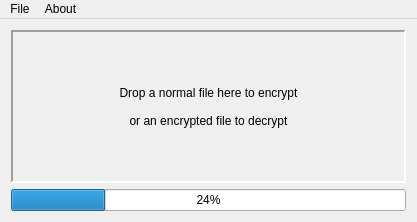
Old version of the form qtgui/mainwindow.ui in the repository Antidote1911/cryptyrust.
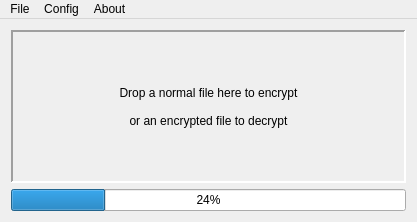
New version of the form. Custom widgets are drawn as their Qt base class.

Diff of the .ui file:
```diff
--- a/qtgui/mainwindow.ui
+++ b/qtgui/mainwindow.ui
@@ -72,7 +72,7 @@
      <x>0</x>
      <y>0</y>
      <width>417</width>
-     <height>20</height>
+     <height>22</height>
     </rect>
    </property>
    <widget class="QMenu" name="menuAbout">
@@ -89,7 +89,21 @@
     <addaction name="menu_Open"/>
     <addaction name="menu_Quit"/>
    </widget>
+   <widget class="QMenu" name="menuConfig">
+    <property name="title">
+     <string>Config</string>
+    </property>
+    <widget class="QMenu" name="menuSkin">
+     <property name="title">
+      <string>Skin</string>
+     </property>
+     <addaction name="actionDark"/>
+     <addaction name="actionLight"/>
+    </widget>
+    <addaction name="menuSkin"/>
+   </widget>
    <addaction name="menuFile"/>
+   <addaction name="menuConfig"/>
    <addaction name="menuAbout"/>
   </widget>
   <action name="menu_About">
```
Left out of the diff: 16 changed lines with no effect on the pictures.
